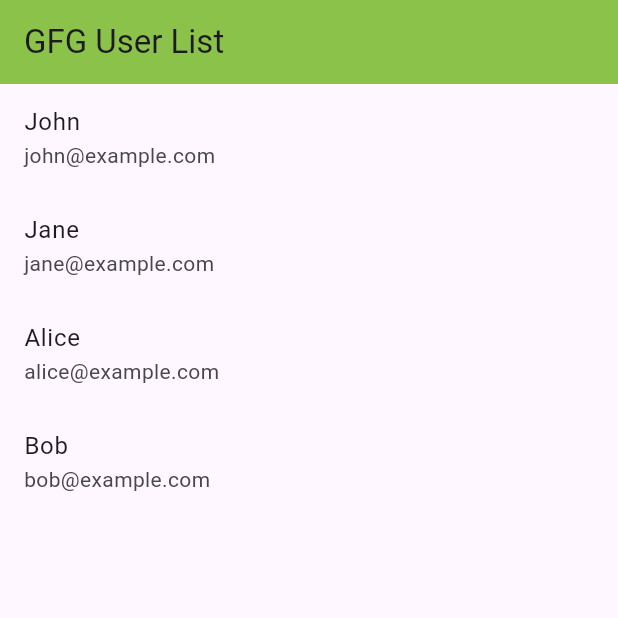
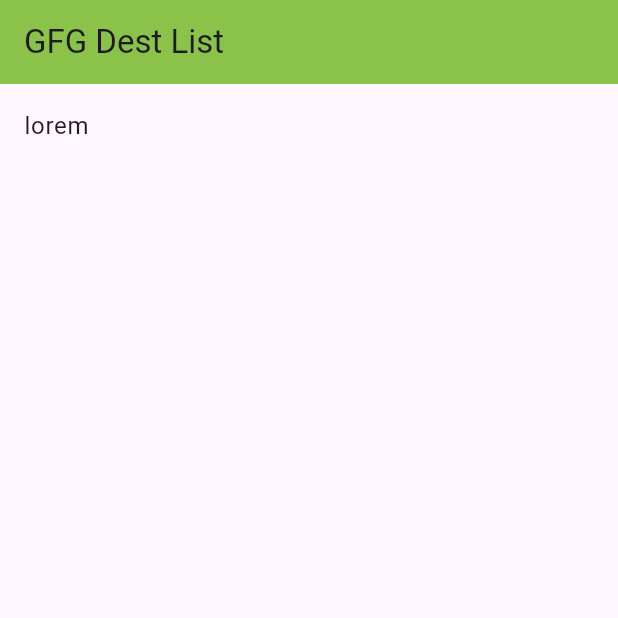
Before and after one commit to Nanang32/Hello-flutter, a Flutter app: the screen it shows after launch, on a phone screen of 412 x 824 dp, the top half of it. Run offline on Flutter 3.47's test engine with Material 3 defaults, Android fonts, the phone set to English and light mode, and no system bars; our stand-ins replace sqflite; accounts and stored records are empty.

Commit message:
re-struc database

```diff
--- a/lib/database_helper.dart
+++ b/lib/database_helper.dart
@@ -1,6 +1,6 @@
 import 'package:path/path.dart';
 import 'package:sqflite/sqflite.dart';
-import 'user.dart';
+import 'dest.dart';
 
 class DatabaseHelper {
   static final DatabaseHelper instance = DatabaseHelper._instance();
@@ -15,51 +15,60 @@ class DatabaseHelper {
 
   Future<Database> initDb() async {
     String databasesPath = await getDatabasesPath();
-    String path = join(databasesPath, 'geeksforgeeks.db');
+    String path = join(databasesPath, 'destwisata.db');
 
     return await openDatabase(path, version: 1, onCreate: _onCreate);
   }
 
   Future _onCreate(Database db, int version) async {
     await db.execute('''
-      CREATE TABLE gfg_users (
-        id INTEGER PRIMARY KEY,
-        username TEXT,
-        email TEXT
+      CREATE TABLE destination (
+        id INTEGER PRIMARY KEY AUTOINCREMENT,
+        title TEXT,
+        desc TEXT,
+        locate TEXT,
+        photo TEXT
       )
     ''');
   }
 
-  Future<int> insertUser(User user) async {
+  Future<int> insertDest(Dest dest) async {
     Database db = await instance.db;
-    return await db.insert('gfg_users', user.toMap());
+    return await db.insert('destination', dest.toMap());
   }
 
-  Future<List<Map<String, dynamic>>> queryAllUsers() async {
+  Future<List<Map<String, dynamic>>> queryAllDests() async {
     Database db = await instance.db;
-    return await db.query('gfg_users');
+    return await db.query('destination');
   }
 
-  Future<int> updateUser(User user) async {
+  Future<int> updateDest(Dest dest) async {
     Database db = await instance.db;
-    return await db.update('gfg_users', user.toMap(), where: 'id = ?', whereArgs: [user.id]);
+    return await db.update(
+      'destination',
+      dest.toMap(),
+      where: 'id = ?',
+      whereArgs: [dest.id],
+    );
   }
 
-  Future<int> deleteUser(int id) async {
+  Future<int> deleteDest(int id) async {
     Database db = await instance.db;
-    return await db.delete('gfg_users', where: 'id = ?', whereArgs: [id]);
+    return await db.delete('destination', where: 'id = ?', whereArgs: [id]);
   }
 
-  Future<void> initializeUsers() async {
-    List<User> usersToAdd = [
-      User(username: 'John', email: 'john@example.com'),
-      User(username: 'Jane', email: 'jane@example.com'),
-      User(username: 'Alice', email: 'alice@example.com'),
-      User(username: 'Bob', email: 'bob@example.com'),
+  Future<void> initializeDests() async {
+    List<Dest> destsToAdd = [
+      Dest(
+        title: 'lorem',
+        desc: 'lorem ipsum sadasd',
+        locate: 'lorem',
+        photo: 'lorem',
+      ),
     ];
 
-    for (User user in usersToAdd) {
-      await insertUser(user);
+    for (Dest dest in destsToAdd) {
+      await insertDest(dest);
     }
   }
 }
--- /dev/null
+++ b/lib/dest.dart
@@ -0,0 +1,35 @@
+class Dest {
+  final int? id;
+  final String title;
+  final String desc;
+  final String locate;
+  final String photo;
+
+  Dest({
+    this.id,
+    required this.title,
+    required this.desc,
+    required this.locate,
+    required this.photo,
+  });
+
+  Map<String, dynamic> toMap() {
+    return {
+      'id': id,
+      'title': title,
+      'desc': desc,
+      'locate': locate,
+      'photo': photo,
+    };
+  }
+
+  factory Dest.fromMap(Map<String, dynamic> map) {
+    return Dest(
+      id: map['id'],
+      title: map['title'],
+      desc: map['desc'],
+      locate: map['locate'],
+      photo: map['photo'],
+    );
+  }
+}
--- a/lib/main.dart
+++ b/lib/main.dart
@@ -1,44 +1,45 @@
 import 'package:flutter/material.dart';
 import 'database_helper.dart'; // Import the DatabaseHelper class
-import 'user.dart'; // Import the User class
+import 'dest.dart'; // Import the Dest class
 
 void main() async {
-  // Initialize the database and insert users
+  // Initialize the database and insert dests
   WidgetsFlutterBinding.ensureInitialized();
   await DatabaseHelper.instance.initDb();
-  await DatabaseHelper.instance.initializeUsers();
+  await DatabaseHelper.instance.initializeDests();
 
   runApp(MyApp());
 }
 
 class MyApp extends StatelessWidget {
+  const MyApp({super.key});
+
   @override
   Widget build(BuildContext context) {
-    return MaterialApp(
-      title: 'User Management',
-      home: UserList(),
-    );
+    return MaterialApp(title: 'Dest Management', home: DestList());
   }
 }
 
-class UserList extends StatefulWidget {
+class DestList extends StatefulWidget {
+  const DestList({super.key});
+
   @override
-  _UserListState createState() => _UserListState();
+  _DestListState createState() => _DestListState();
 }
 
-class _UserListState extends State<UserList> {
-  List<User> _users = [];
+class _DestListState extends State<DestList> {
+  List<Dest> _dests = [];
 
   @override
   void initState() {
     super.initState();
-    _fetchUsers();
+    _fetchDests();
   }
 
-  Future<void> _fetchUsers() async {
-    final userMaps = await DatabaseHelper.instance.queryAllUsers();
+  Future<void> _fetchDests() async {
+    final destMaps = await DatabaseHelper.instance.queryAllDests();
     setState(() {
-      _users = userMaps.map((userMap) => User.fromMap(userMap)).toList();
+      _dests = destMaps.map((destMap) => Dest.fromMap(destMap)).toList();
     });
   }
 
@@ -46,16 +47,13 @@ class _UserListState extends State<UserList> {
   Widget build(BuildContext context) {
     return Scaffold(
       appBar: AppBar(
-        title: Text('GFG User List'),
+        title: Text('GFG Dest List'),
         backgroundColor: Colors.lightGreen,
       ),
       body: ListView.builder(
-        itemCount: _users.length,
+        itemCount: _dests.length,
         itemBuilder: (context, index) {
-          return ListTile(
-            title: Text(_users[index].username),
-            subtitle: Text(_users[index].email),
-          );
+          return ListTile(title: Text(_dests[index].title));
         },
       ),
     );
--- a/lib/user.dart
+++ /dev/null
@@ -1,19 +0,0 @@
-class User {
-  final int? id;
-  final String username;
-  final String email;
-
-  User({this.id, required this.username, required this.email});
-
-  Map<String, dynamic> toMap() {
-    return {'id': id, 'username': username, 'email': email};
-  }
-
-  factory User.fromMap(Map<String, dynamic> map) {
-    return User(
-      id: map['id'],
-      username: map['username'],
-      email: map['email'],
-    );
-  }
-}
```
Also changed, not shown: pubspec.lock.
